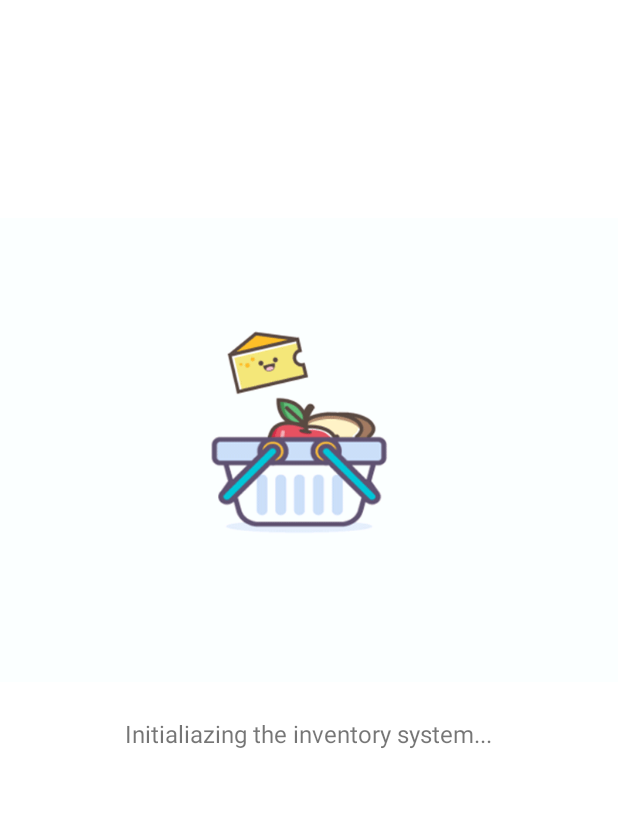
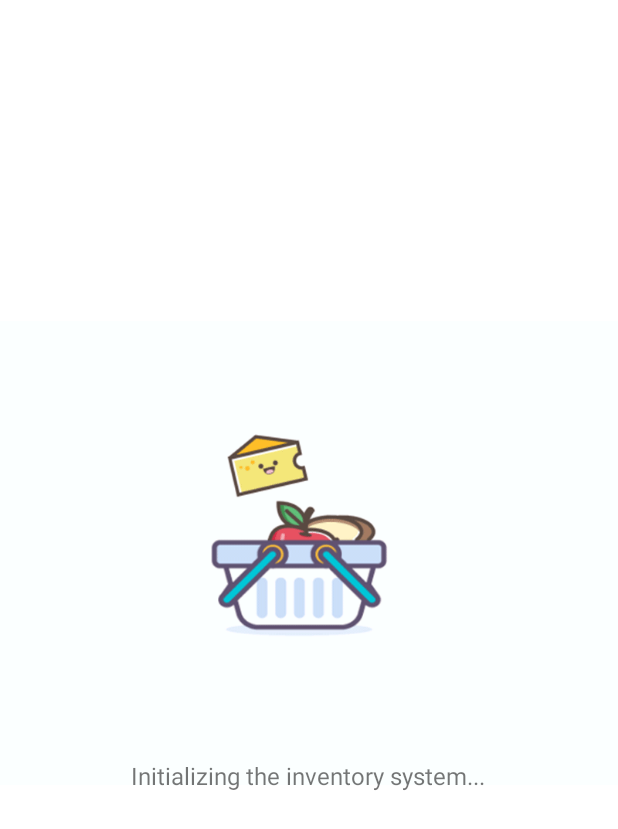
Before and after one commit to GinPaul/kodego_inventory_app_luginpaularguez, an Android app: the SplashActivity screen opened directly, with no data from a screen before it, on a phone screen of 412 x 824 dp. Shown: the top 829 px of the screen. Run offline under Robolectric (Android 15) with nearby library versions, the phone set to English and light mode, and no system bars.

Commit message:
Oct 11 2022 commit

```diff
--- a/app/src/main/res/layout/activity_splash_inventoryapp.xml
+++ b/app/src/main/res/layout/activity_splash_inventoryapp.xml
@@ -16,16 +16,16 @@
         android:src="@drawable/foodbasket"
         app:layout_constraintBottom_toBottomOf="parent"
         app:layout_constraintEnd_toEndOf="parent"
-        app:layout_constraintHorizontal_bias="0.0"
+        app:layout_constraintHorizontal_bias="0.038"
         app:layout_constraintStart_toStartOf="parent"
         app:layout_constraintTop_toTopOf="parent"
-        app:layout_constraintVertical_bias="0.0" />
+        app:layout_constraintVertical_bias="0.307" />
 
     <TextView
         android:id="@+id/textView2"
         android:layout_width="wrap_content"
         android:layout_height="wrap_content"
-        android:text="Initialiazing the inventory system..."
+        android:text="Initializing the inventory system..."
         android:textSize="16sp"
         app:layout_constraintBottom_toBottomOf="parent"
         app:layout_constraintEnd_toEndOf="parent"
```
